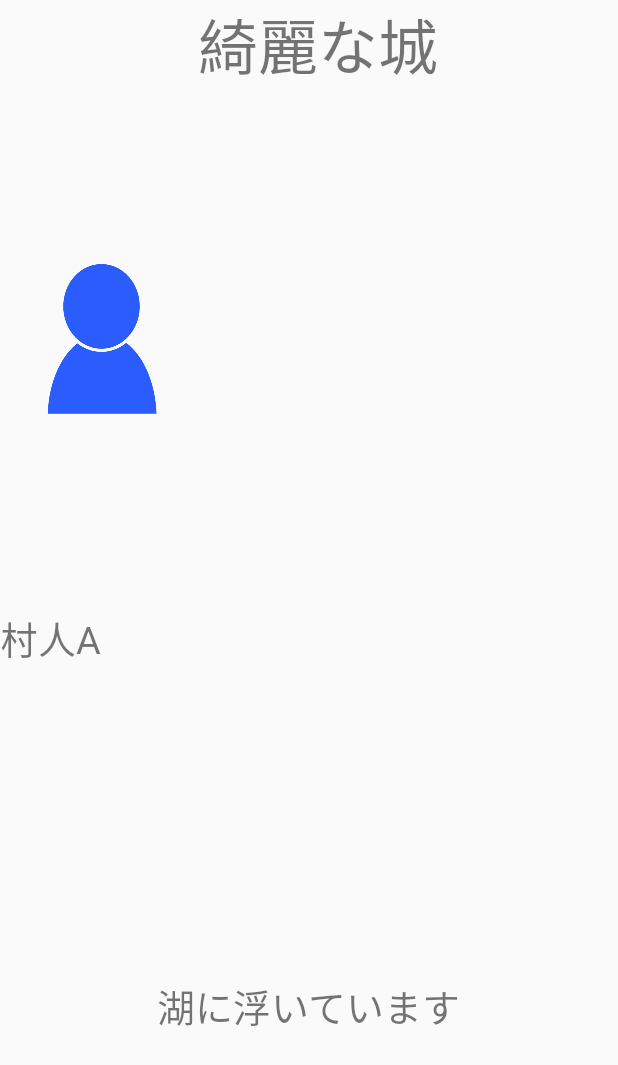
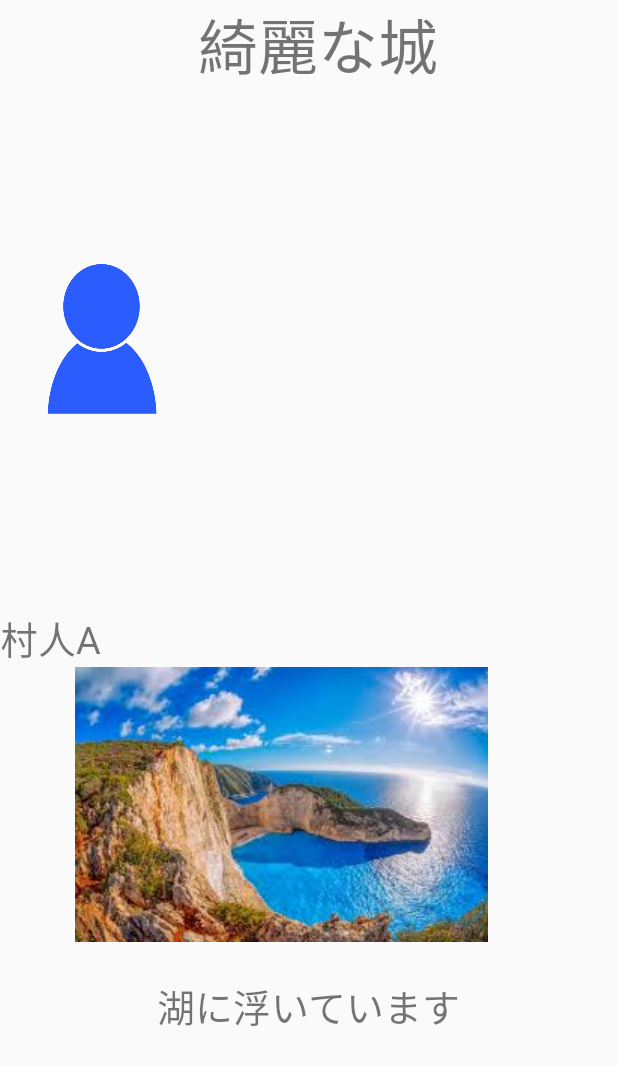
Before and after one commit to h-matsuo/hackathon_2017_colopl, an Android app: the screen it shows after launch (SpotDetailActivity), after a tap on an icon or button, on a phone screen of 412 x 824 dp. Shown: the top 1065 px of the screen. Run offline under Robolectric (Android 15) with nearby library versions, the phone set to English and light mode, and no system bars; 1 other tap on this screen came first.

Commit message:
UIの骨組みを作成しました

```diff
--- a/MyApplication/app/src/main/AndroidManifest.xml
+++ b/MyApplication/app/src/main/AndroidManifest.xml
@@ -19,6 +19,7 @@
             </intent-filter>
         </activity>
         <activity android:name=".SpotDetailActivity"></activity>
+        <activity android:name=".CardDetailActivity"></activity>
     </application>
 
 </manifest>
--- a/MyApplication/app/src/main/java/com/example/stamprally/MyAdapter2.java
+++ b/MyApplication/app/src/main/java/com/example/stamprally/MyAdapter2.java
@@ -8,6 +8,7 @@
 import android.graphics.drawable.BitmapDrawable;
 import android.support.v4.app.Fragment;
 import android.support.v7.widget.RecyclerView;
+import android.util.Log;
 import android.view.LayoutInflater;
 import android.view.View;
 import android.view.ViewGroup;
@@ -24,6 +25,7 @@
  */
 
 public class MyAdapter2     extends RecyclerView.Adapter<MyAdapter2.ItemViewHolder>{
+    public Placeholder2Fragment placeholder2Fragment;
     ArrayList<StampCard> stampCards;
 
     public static class ItemViewHolder extends RecyclerView.ViewHolder {
@@ -45,8 +47,9 @@
         }
     }
 
-    public MyAdapter2(ArrayList<StampCard>stampCards){
+    public MyAdapter2(ArrayList<StampCard>stampCards,Placeholder2Fragment placeholder2Fragment){
         this.stampCards=stampCards;
+        this.placeholder2Fragment=placeholder2Fragment;
 
     }
 
@@ -74,6 +77,16 @@
         holder.mImageView[i].setImageResource(stampCards.get(position).cardId[i]);
         }
 
+
+        final int pos=position;
+        holder.mTextView.setOnClickListener(new View.OnClickListener(){
+            @Override
+            public void onClick(View v) {//ここでスポットのクリック判定を行う
+                Log.d("clicked",pos+" "+stampCards.get(pos).cardName);
+                placeholder2Fragment.changeActivity(pos);
+            }
+        });
+
     }
 
     @Override
--- a/MyApplication/app/src/main/java/com/example/stamprally/Placeholder2Fragment.java
+++ b/MyApplication/app/src/main/java/com/example/stamprally/Placeholder2Fragment.java
@@ -1,5 +1,6 @@
 package com.example.stamprally;
 
+import android.content.Intent;
 import android.support.v4.app.Fragment;
 import android.os.Bundle;
 import android.support.v7.widget.LinearLayoutManager;
@@ -73,7 +74,7 @@
         mLayoutManager = new LinearLayoutManager(getContext());
         mRecyclerView2.setLayoutManager(mLayoutManager);
 
-        mAdapter = new MyAdapter2(stampCards);
+        mAdapter = new MyAdapter2(stampCards,this);
         mRecyclerView2.setAdapter(mAdapter);
 
         return rootView;
@@ -100,10 +101,22 @@
         for(int i=0;i<10;i++){
 
             int num=random.nextInt(5)+1;
-            StampCard stampCard=new StampCard("スタンプ",num,t);
+            StampCard stampCard=new StampCard("スタンプ",num,t,"村人B","山のスポットを集めました");
             stampCards.add(stampCard);
         }
         return stampCards;
     }
 
+    public void changeActivity(int position){
+        Intent intent=new Intent();
+        intent.setClassName("com.example.stamprally","com.example.stamprally.CardDetailActivity");
+        intent.putExtra("setuden2.cardName", stampCards.get(position).cardName);
+        intent.putExtra("setuden2.userName","村人B");
+        intent.putExtra("setuden2.description",stampCards.get(position).description);
+        intent.putExtra("setuden2.num",stampCards.get(position).num);
+        intent.putExtra("setuden2.ids",stampCards.get(position).cardId);
+
+        startActivity(intent);
+    }
+
 }
--- a/MyApplication/app/src/main/java/com/example/stamprally/PlaceholderFragment.java
+++ b/MyApplication/app/src/main/java/com/example/stamprally/PlaceholderFragment.java
@@ -104,6 +104,7 @@
         intent.setClassName("com.example.stamprally","com.example.stamprally.SpotDetailActivity");
         intent.putExtra("setuden.spotName", spots.get(position).spotName);
         intent.putExtra("setuden.userName","村人A");
+        intent.putExtra("setuden.images",spots.get(position).images);
         intent.putExtra("setuden.description",spots.get(position).description);
 
         startActivity(intent);
--- a/MyApplication/app/src/main/java/com/example/stamprally/SpotDetailActivity.java
+++ b/MyApplication/app/src/main/java/com/example/stamprally/SpotDetailActivity.java
@@ -4,6 +4,7 @@
 import android.content.Intent;
 import android.os.Bundle;
 import android.util.Log;
+import android.widget.ImageView;
 import android.widget.TextView;
 
 /**
@@ -14,7 +15,8 @@
     TextView textUserName,textDescription,textSpotName;
 
     String userName,description,spotName;
-
+    int[]images;
+    ImageView imageView;
     @Override
     protected void onCreate(Bundle savedInstanceState) {
         super.onCreate(savedInstanceState);
@@ -22,6 +24,7 @@
         textUserName=findViewById(R.id.text_username);
         textDescription=findViewById(R.id.text_description);
         textSpotName=findViewById(R.id.text_spotname);
+        imageView=findViewById(R.id.imageView4);
 
         initInformation();
 
@@ -37,6 +40,7 @@
             spotName=intent.getStringExtra("setuden.spotName");
             userName=intent.getStringExtra("setuden.userName");
             description=intent.getStringExtra("setuden.description");
+            images=intent.getIntArrayExtra("setuden.images");
         }
     }
 }
--- a/MyApplication/app/src/main/java/com/example/stamprally/StampCard.java
+++ b/MyApplication/app/src/main/java/com/example/stamprally/StampCard.java
@@ -8,11 +8,14 @@
     String cardName;
     int num;
     int cardId[];
-
-    public StampCard(String cardName,int num,int cardId[]){
+    String description;
+    String userName;
+    public StampCard(String cardName,int num,int cardId[],String userName,String description){
         this.cardName=cardName;
         this.num=num;
         this.cardId=cardId;
+        this.description=description;
+        this.userName=userName;
     }
 
 }
--- a/MyApplication/app/src/main/res/layout/activity_spotdetail.xml
+++ b/MyApplication/app/src/main/res/layout/activity_spotdetail.xml
@@ -48,4 +48,15 @@
         android:textSize="25dp"
         android:layout_centerHorizontal="true"
         android:layout_marginBottom="134dp" />
+
+    <ImageView
+        android:id="@+id/imageView4"
+        android:layout_width="wrap_content"
+        android:layout_height="wrap_content"
+        android:src="@drawable/download_1"
+        android:layout_below="@+id/text_username"
+        android:layout_alignParentLeft="true"
+        android:layout_alignParentStart="true"
+        android:layout_marginLeft="50dp"
+        android:layout_marginStart="50dp" />
 </RelativeLayout>
```
Also changed, not shown: MyApplication/app/src/main/java/com/example/stamprally/CardDetailActivity.java (added, +59 -0 lines), MyApplication/app/src/main/res/layout/activity_detail.xml (added, +122 -0 lines).
